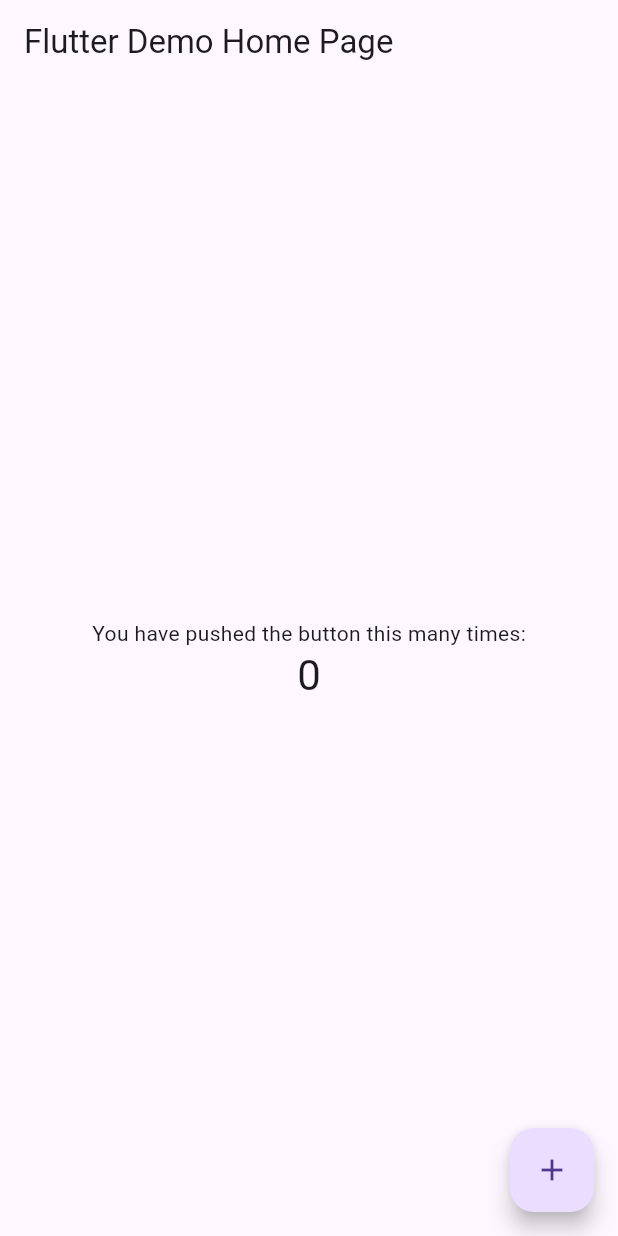
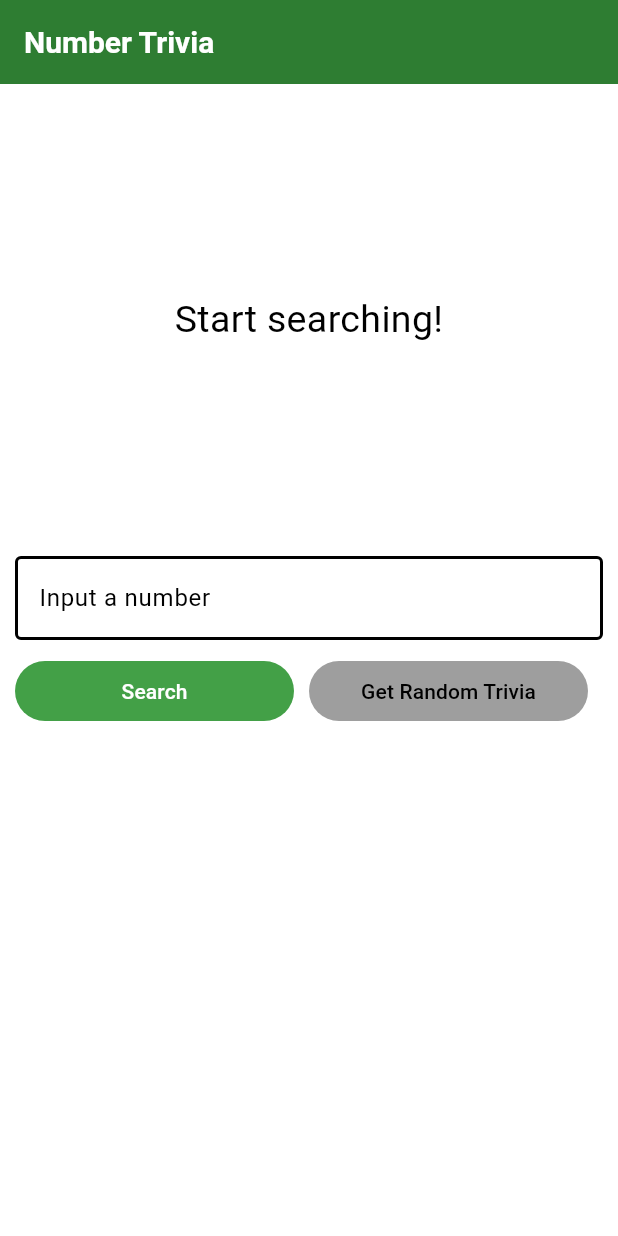
Before and after one commit to brunos0/tdd, a Flutter app: the screen it shows after launch, on a phone screen of 412 x 824 dp. Run offline on Flutter 3.47's test engine with Material 3 defaults, Android fonts, the phone set to English and light mode, and no system bars; our stand-ins replace bloc, dartz, equatable, flutter_bloc, get_it, internet_connection_checker_plus and 1 more.

Commit message:
page implementation

```diff
--- a/lib/features/number_trivia/data/repositories/number_trivia_repository_impl.dart
+++ b/lib/features/number_trivia/data/repositories/number_trivia_repository_impl.dart
@@ -8,7 +8,7 @@
 import 'package:resocoder/features/number_trivia/domain/entities/number_trivia.dart';
 import 'package:resocoder/features/number_trivia/domain/repositories/number_trivia_repository.dart';
 
-typedef Future<NumberTrivia> _ConcreteOrRandomChooser();
+typedef _ConcreteOrRandomChooser = Future<NumberTrivia> Function();
 
 class NumberTriviaRepositoryImpl implements NumberTriviaRepository {
   const NumberTriviaRepositoryImpl(
--- /dev/null
+++ b/lib/features/number_trivia/presentation/pages/number_trivia_page.dart
@@ -0,0 +1,134 @@
+import 'package:flutter/material.dart';
+import 'package:flutter_bloc/flutter_bloc.dart';
+import 'package:resocoder/features/number_trivia/domain/usecases/get_concrete_number_trivia.dart';
+//import 'package:resocoder/features/number_trivia/domain/entities/number_trivia.dart';
+import 'package:resocoder/features/number_trivia/presentation/bloc/number_trivia_bloc.dart';
+import 'package:resocoder/features/number_trivia/presentation/bloc/number_trivia_event.dart';
+import 'package:resocoder/features/number_trivia/presentation/bloc/number_trivia_state.dart';
+import 'package:resocoder/injection_container.dart';
+
+import '../widgets/widgets.dart';
+
+class NumberTriviaPage extends StatelessWidget {
+  const NumberTriviaPage({super.key});
+
+  @override
+  Widget build(BuildContext context) {
+    return Scaffold(
+      appBar: AppBar(
+        forceMaterialTransparency: false,
+        //brightness: Brightness.light,
+        title: const Text('Number Trivia'),
+      ),
+      body: buildBody(context),
+    );
+  }
+
+  BlocProvider<NumberTriviaBloc> buildBody(BuildContext context) {
+    return BlocProvider(
+      create: (_) => sl<NumberTriviaBloc>(),
+      // Top half
+      child: Center(
+        child: Padding(
+          padding: const EdgeInsets.all(10.0),
+          child: Column(
+            children: <Widget>[
+              const SizedBox(
+                height: 10,
+              ),
+              BlocBuilder<NumberTriviaBloc, NumberTriviaState>(
+                builder: (context, state) {
+                  if (state is Empty) {
+                    return const MessageDisplay(message: 'Start searching!');
+                  } else if (state is Loading) {
+                    return const LoadingWidget();
+                  } else if (state is Loaded) {
+                    return TriviaDisplay(
+                      numberTrivia: state.trivia,
+                    );
+                  } else if (state is Error) {
+                    return MessageDisplay(
+                      message: state.message,
+                    );
+                  } else {
+                    return Container();
+                  }
+                },
+              ),
+              const SizedBox(
+                height: 20,
+              ),
+              // Bottom half
+              TriviaControls()
+            ],
+          ),
+        ),
+      ),
+    );
+  }
+}
+
+class TriviaControls extends StatefulWidget {
+  const TriviaControls({
+    super.key,
+  });
+
+  @override
+  State<TriviaControls> createState() => _TriviaControlsState();
+}
+
+class _TriviaControlsState extends State<TriviaControls> {
+  String inputStr = '';
+  @override
+  Widget build(BuildContext context) {
+    return Column(
+      children: <Widget>[
+        TextField(
+          keyboardType: TextInputType.number,
+          decoration: const InputDecoration(
+              enabledBorder: OutlineInputBorder(
+                  borderRadius: BorderRadius.all(Radius.circular(4.0)),
+                  borderSide: BorderSide(width: 2, color: Colors.black)),
+              hintText: 'Input a number'),
+          onChanged: (value) {
+            inputStr = value;
+          },
+        ),
+        const SizedBox(
+          height: 10,
+        ),
+        Row(
+          children: [
+            Expanded(
+              child: TextButton(
+                onPressed: dispatchConcrete,
+                child: const Text('Search'),
+              ),
+            ),
+            const SizedBox(
+              width: 10,
+            ),
+            Expanded(
+              child: TextButton(
+                style: ButtonStyle(
+                  foregroundColor: MaterialStateProperty.all(Colors.black),
+                  backgroundColor: MaterialStateProperty.all(Colors.grey),
+                ),
+                onPressed: () {},
+                child: const Text('Get Random Trivia'),
+              ),
+            ),
+            const SizedBox(
+              width: 10,
+            ),
+          ],
+        )
+      ],
+    );
+  }
+
+  void dispatchConcrete() {
+    BlocProvider.of<NumberTriviaBloc>(context)
+        .add(GetTriviaForConcreteNumber(inputStr));
+  }
+}
--- /dev/null
+++ b/lib/features/number_trivia/presentation/widgets/message_display.dart
@@ -0,0 +1,27 @@
+import 'package:flutter/material.dart';
+
+class MessageDisplay extends StatelessWidget {
+  const MessageDisplay({
+    required this.message,
+    super.key,
+  });
+
+  final String message;
+  @override
+  Widget build(BuildContext context) {
+    return SizedBox(
+      height: MediaQuery.of(context).size.height / 3,
+      child: Center(
+        child: SingleChildScrollView(
+          child: Text(
+            message,
+            style: const TextStyle(
+              fontSize: 25,
+            ),
+            textAlign: TextAlign.center,
+          ),
+        ),
+      ),
+    );
+  }
+}
--- /dev/null
+++ b/lib/features/number_trivia/presentation/widgets/widgets.dart
@@ -0,0 +1,3 @@
+export 'loading_widget.dart';
+export 'message_display.dart';
+export 'trivia_display.dart';
--- a/lib/injection_container.dart
+++ b/lib/injection_container.dart
@@ -47,7 +47,8 @@
   sl.registerLazySingleton<NetworkInfo>(() => NetworkInfoImpl(sl()));
 
 //! External
-  final sharedPreferences = await SharedPreferences.getInstance();
+  final SharedPreferences sharedPreferences =
+      await SharedPreferences.getInstance();
   sl.registerLazySingleton<SharedPreferences>(() => sharedPreferences);
   sl.registerLazySingleton(() => http.Client());
   sl.registerLazySingleton(() => InternetConnection());
--- a/lib/main.dart
+++ b/lib/main.dart
@@ -1,7 +1,11 @@
 import 'package:flutter/material.dart';
+import 'package:resocoder/features/number_trivia/presentation/pages/number_trivia_page.dart';
 import 'package:resocoder/injection_container.dart' as di;
+//import 'package:flutter_statusbarcolor/flutter_statusbarcolor.dart';
 
 void main() async {
+  WidgetsFlutterBinding.ensureInitialized();
+
   await di.init();
   runApp(const MyApp());
 }
@@ -9,109 +13,29 @@
 class MyApp extends StatelessWidget {
   const MyApp({super.key});
 
-  // This widget is the root of your application.
   @override
   Widget build(BuildContext context) {
+    //FlutterStatusbarcolor.setStatusBarColor(Colors.white);
     return MaterialApp(
-      title: 'Flutter Demo',
-      theme: ThemeData(
-        // This is the theme of your application.
-        //
-        // Try running your application with "flutter run". You'll see the
-        // application has a blue toolbar. Then, without quitting the app, try
-        // changing the primarySwatch below to Colors.green and then invoke
-        // "hot reload" (press "r" in the console where you ran "flutter run",
-        // or simply save your changes to "hot reload" in a Flutter IDE).
-        // Notice that the counter didn't reset back to zero; the application
-        // is not restarted.
-        primarySwatch: Colors.blue,
-      ),
-      home: const MyHomePage(title: 'Flutter Demo Home Page'),
-    );
+        title: 'Material App',
+        theme: ThemeData(
+            textButtonTheme: TextButtonThemeData(
+              style: ButtonStyle(
+                  foregroundColor: MaterialStateProperty.all(Colors.white),
+                  backgroundColor:
+                      MaterialStateProperty.all(Colors.green.shade600)),
+            ),
+            appBarTheme: AppBarTheme(
+                //shadowColor: Colors.red,
+                color: Colors.green.shade800,
+                titleTextStyle: const TextStyle(
+                    color: Colors.white,
+                    fontSize: 20,
+                    fontWeight: FontWeight.bold)),
+            primaryColor: Colors.green.shade800,
+            colorScheme: ColorScheme.fromSwatch(
+                accentColor: Colors.green.shade600,
+                backgroundColor: Colors.white)),
+        home: const NumberTriviaPage());
   }
 }
-
-class MyHomePage extends StatefulWidget {
-  const MyHomePage({super.key, required this.title});
-
-  // This widget is the home page of your application. It is stateful, meaning
-  // that it has a State object (defined below) that contains fields that affect
-  // how it looks.
-
-  // This class is the configuration for the state. It holds the values (in this
-  // case the title) provided by the parent (in this case the App widget) and
-  // used by the build method of the State. Fields in a Widget subclass are
-  // always marked "final".
-
-  final String title;
-
-  @override
-  State<MyHomePage> createState() => _MyHomePageState();
-}
-
-class _MyHomePageState extends State<MyHomePage> {
-  int _counter = 0;
-
-  void _incrementCounter() {
-    setState(() {
-      // This call to setState tells the Flutter framework that something has
-      // changed in this State, which causes it to rerun the build method below
-      // so that the display can reflect the updated values. If we changed
-      // _counter without calling setState(), then the build method would not be
-      // called again, and so nothing would appear to happen.
-      _counter++;
-    });
-  }
-
-  @override
-  Widget build(BuildContext context) {
-    // This method is rerun every time setState is called, for instance as done
-    // by the _incrementCounter method above.
-    //
-    // The Flutter framework has been optimized to make rerunning build methods
-    // fast, so that you can just rebuild anything that needs updating rather
-    // than having to individually change instances of widgets.
-    return Scaffold(
-      appBar: AppBar(
-        // Here we take the value from the MyHomePage object that was created by
-        // the App.build method, and use it to set our appbar title.
-        title: Text(widget.title),
-      ),
-      body: Center(
-        // Center is a layout widget. It takes a single child and positions it
-        // in the middle of the parent.
-        child: Column(
-          // Column is also a layout widget. It takes a list of children and
-          // arranges them vertically. By default, it sizes itself to fit its
-          // children horizontally, and tries to be as tall as its parent.
-          //
-          // Invoke "debug painting" (press "p" in the console, choose the
-          // "Toggle Debug Paint" action from the Flutter Inspector in Android
-          // Studio, or the "Toggle Debug Paint" command in Visual Studio Code)
-          // to see the wireframe for each widget.
-          //
-          // Column has various properties to control how it sizes itself and
-          // how it positions its children. Here we use mainAxisAlignment to
-          // center the children vertically; the main axis here is the vertical
-          // axis because Columns are vertical (the cross axis would be
-          // horizontal).
-          mainAxisAlignment: MainAxisAlignment.center,
-          children: <Widget>[
-            const Text(
-              'You have pushed the button this many times:',
-            ),
-            Text(
-              '$_counter',
-              style: Theme.of(context).textTheme.headlineMedium,
-            ),
-          ],
-        ),
-      ),
-      floatingActionButton: FloatingActionButton(
-        onPressed: _incrementCounter,
-        tooltip: 'Increment',
-        child: const Icon(Icons.add),
-      ), // This trailing comma makes auto-formatting nicer for build methods.
-    );
-  }
-}
```
Also changed, not shown: lib/features/number_trivia/data/datasources/number_trivia_local_data_source.dart (+7 -1 lines), lib/features/number_trivia/data/datasources/number_trivia_remote_data_source.dart (+1 -6 lines), lib/features/number_trivia/presentation/widgets/loading_widget.dart (added, +15 -0 lines), lib/features/number_trivia/presentation/widgets/trivia_display.dart (added, +38 -0 lines), 7 other files.
